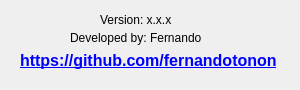
fernandotonon/QtMeshEditor, file ui_files/about.ui: the form before one commit.
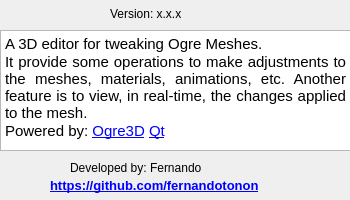
The form after the commit. Icons and pictures are not drawn.

Commit message: cleaned use of Ogre Deprecated code

```diff
--- a/ui_files/about.ui
+++ b/ui_files/about.ui
@@ -6,8 +6,8 @@
    <rect>
     <x>0</x>
     <y>0</y>
-    <width>300</width>
-    <height>90</height>
+    <width>350</width>
+    <height>200</height>
    </rect>
   </property>
   <property name="sizePolicy">
@@ -18,14 +18,14 @@
   </property>
   <property name="minimumSize">
    <size>
-    <width>300</width>
-    <height>90</height>
+    <width>350</width>
+    <height>200</height>
    </size>
   </property>
   <property name="maximumSize">
    <size>
-    <width>300</width>
-    <height>90</height>
+    <width>350</width>
+    <height>200</height>
    </size>
   </property>
   <property name="windowTitle">
@@ -39,7 +39,7 @@
    <property name="geometry">
     <rect>
      <x>70</x>
-     <y>30</y>
+     <y>160</y>
      <width>171</width>
      <height>16</height>
     </rect>
@@ -51,15 +51,15 @@
   <widget class="QLabel" name="label_2">
    <property name="geometry">
     <rect>
-     <x>20</x>
-     <y>50</y>
-     <width>271</width>
-     <height>21</height>
+     <x>50</x>
+     <y>176</y>
+     <width>221</width>
+     <height>20</height>
     </rect>
    </property>
    <property name="font">
     <font>
-     <pointsize>12</pointsize>
+     <pointsize>10</pointsize>
      <bold>true</bold>
     </font>
    </property>
@@ -73,9 +73,9 @@
   <widget class="QLabel" name="versionText">
    <property name="geometry">
     <rect>
-     <x>100</x>
-     <y>10</y>
-     <width>101</width>
+     <x>110</x>
+     <y>4</y>
+     <width>111</width>
      <height>20</height>
     </rect>
    </property>
@@ -83,6 +83,35 @@
     <string>Version: x.x.x</string>
    </property>
   </widget>
+  <widget class="QTextBrowser" name="textBrowser">
+   <property name="enabled">
+    <bool>true</bool>
+   </property>
+   <property name="geometry">
+    <rect>
+     <x>0</x>
+     <y>30</y>
+     <width>351</width>
+     <height>121</height>
+    </rect>
+   </property>
+   <property name="verticalScrollBarPolicy">
+    <enum>Qt::ScrollBarAlwaysOff</enum>
+   </property>
+   <property name="horizontalScrollBarPolicy">
+    <enum>Qt::ScrollBarAlwaysOff</enum>
+   </property>
+   <property name="html">
+    <string>&lt;!DOCTYPE HTML PUBLIC &quot;-//W3C//DTD HTML 4.0//EN&quot; &quot;http://www.w3.org/TR/REC-html40/strict.dtd&quot;&gt;
+&lt;html&gt;&lt;head&gt;&lt;meta name=&quot;qrichtext&quot; content=&quot;1&quot; /&gt;&lt;meta charset=&quot;utf-8&quot; /&gt;&lt;style type=&quot;text/css&quot;&gt;
+p, li { white-space: pre-wrap; }
+hr { height: 1px; border-width: 0; }
+&lt;/style&gt;&lt;/head&gt;&lt;body style=&quot; font-family:'Ubuntu'; font-size:11pt; font-weight:400; font-style:normal;&quot;&gt;
+&lt;p align=&quot;justify&quot; style=&quot; margin-top:0px; margin-bottom:0px; margin-left:0px; margin-right:0px; -qt-block-indent:0; text-indent:0px;&quot;&gt;A 3D editor for tweaking Ogre Meshes.&lt;/p&gt;
+&lt;p align=&quot;justify&quot; style=&quot; margin-top:0px; margin-bottom:0px; margin-left:0px; margin-right:0px; -qt-block-indent:0; text-indent:0px;&quot;&gt;It provide some operations to make adjustments to the meshes, materials, animations, etc. Another feature is to view, in real-time, the changes applied to the mesh.&lt;/p&gt;
+&lt;p align=&quot;justify&quot; style=&quot; margin-top:0px; margin-bottom:0px; margin-left:0px; margin-right:0px; -qt-block-indent:0; text-indent:0px;&quot;&gt;Powered by: &lt;a href=&quot;https://www.ogre3d.org/&quot;&gt;&lt;span style=&quot; text-decoration: underline; color:#0000ff;&quot;&gt;Ogre3D&lt;/span&gt;&lt;/a&gt; &lt;a href=&quot;https://www.qt.io/&quot;&gt;&lt;span style=&quot; text-decoration: underline; color:#0000ff;&quot;&gt;Qt&lt;/span&gt;&lt;/a&gt;&lt;/p&gt;&lt;/body&gt;&lt;/html&gt;</string>
+   </property>
+  </widget>
  </widget>
  <resources>
   <include location="../resources/resource.qrc"/>
```
The commit also changes 10 other files.
